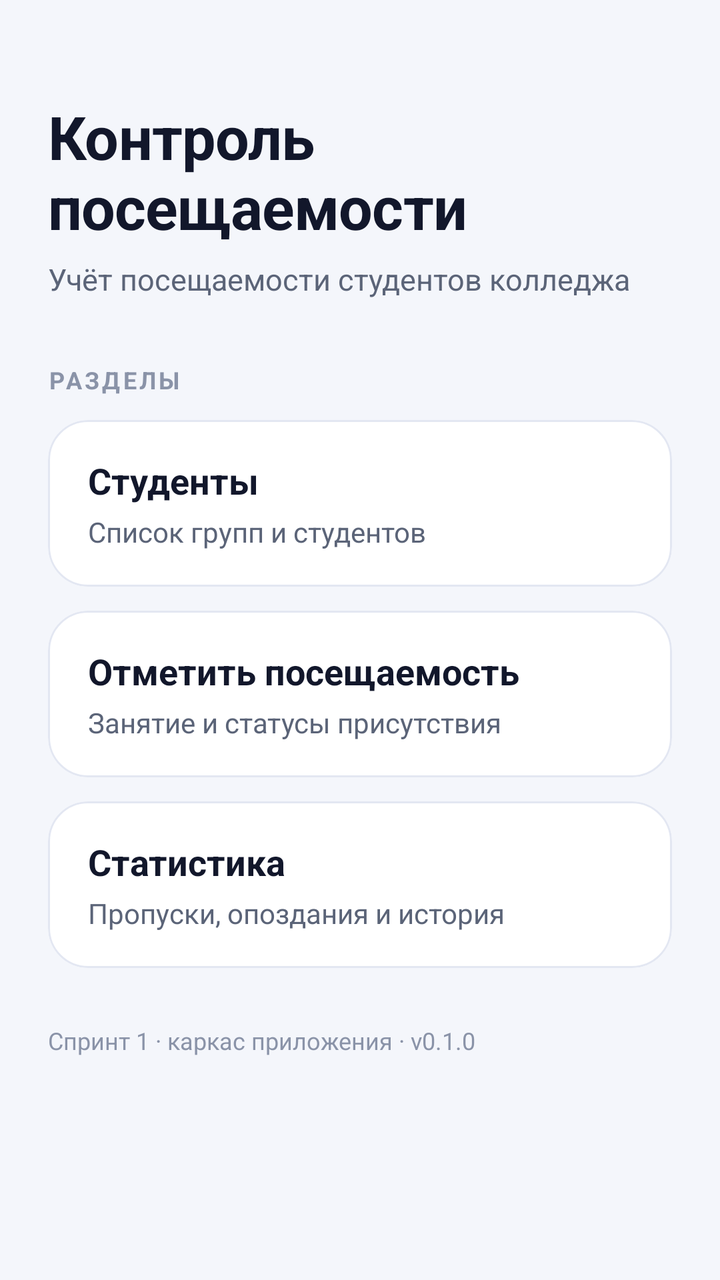
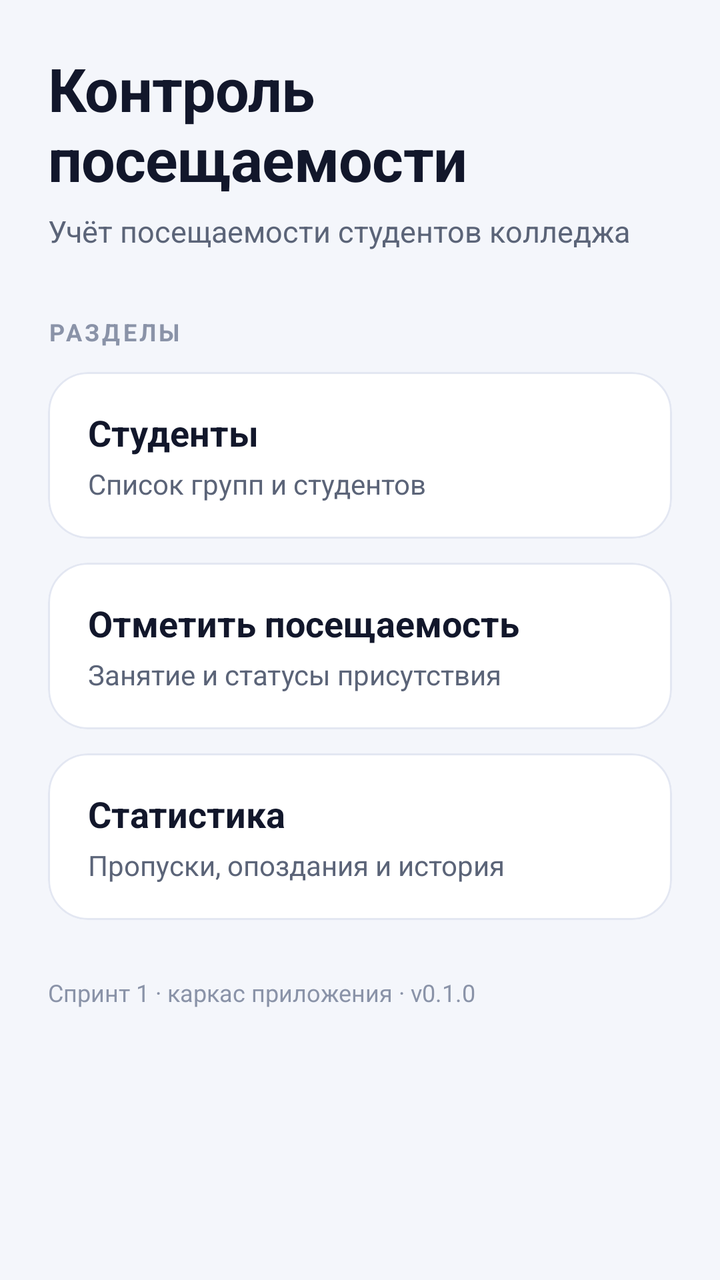

Before-and-after screenshots of an Android layout around one commit, followed by the original layout XML and the change that was made.
<!-- AndroidManifest.xml: application theme Theme.AttendanceControl -->
<!-- res/layout/activity_main.xml -->
﻿<?xml version="1.0" encoding="utf-8"?>
<ScrollView xmlns:android="http://schemas.android.com/apk/res/android"
    xmlns:app="http://schemas.android.com/apk/res-auto"
    android:layout_width="match_parent"
    android:layout_height="match_parent"
    android:background="@color/surface"
    android:fillViewport="true">

    <LinearLayout
        android:layout_width="match_parent"
        android:layout_height="wrap_content"
        android:orientation="vertical"
        android:paddingStart="24dp"
        android:paddingTop="48dp"
        android:paddingEnd="24dp"
        android:paddingBottom="32dp">

        <TextView
            android:id="@+id/tvAppTitle"
            style="@style/AppTitle"
            android:text="@string/app_name" />

        <TextView
            android:id="@+id/tvAppSubtitle"
            style="@style/AppSubtitle"
            android:text="@string/main_subtitle" />

        <TextView
            style="@style/SectionLabel"
            android:text="@string/main_section_actions" />

        <com.google.android.material.card.MaterialCardView
            android:id="@+id/cardStudents"
            style="@style/MenuCard"
            app:cardBackgroundColor="@color/surface_card"
            app:cardCornerRadius="20dp"
            app:cardElevation="0dp"
            app:strokeColor="@color/stroke"
            app:strokeWidth="1dp">

            <LinearLayout style="@style/MenuCardBody">

                <TextView
                    style="@style/MenuCardTitle"
                    android:text="@string/menu_students" />

                <TextView
                    style="@style/MenuCardHint"
                    android:text="@string/menu_students_hint" />
            </LinearLayout>
        </com.google.android.material.card.MaterialCardView>

        <com.google.android.material.card.MaterialCardView
            android:id="@+id/cardAttendance"
            style="@style/MenuCard"
            app:cardBackgroundColor="@color/surface_card"
            app:cardCornerRadius="20dp"
            app:cardElevation="0dp"
            app:strokeColor="@color/stroke"
            app:strokeWidth="1dp">

            <LinearLayout style="@style/MenuCardBody">

                <TextView
                    style="@style/MenuCardTitle"
                    android:text="@string/menu_attendance" />

                <TextView
                    style="@style/MenuCardHint"
                    android:text="@string/menu_attendance_hint" />
            </LinearLayout>
        </com.google.android.material.card.MaterialCardView>

        <com.google.android.material.card.MaterialCardView
            android:id="@+id/cardStatistics"
            style="@style/MenuCard"
            app:cardBackgroundColor="@color/surface_card"
            app:cardCornerRadius="20dp"
            app:cardElevation="0dp"
            app:strokeColor="@color/stroke"
            app:strokeWidth="1dp">

            <LinearLayout style="@style/MenuCardBody">

                <TextView
                    style="@style/MenuCardTitle"
                    android:text="@string/menu_statistics" />

                <TextView
                    style="@style/MenuCardHint"
                    android:text="@string/menu_statistics_hint" />
            </LinearLayout>
        </com.google.android.material.card.MaterialCardView>

        <TextView
            android:id="@+id/tvVersion"
            style="@style/FooterText"
            android:text="@string/main_footer" />

    </LinearLayout>
</ScrollView>
<!-- resources referenced by this layout -->
<resources>
  <color name="stroke">#E3E7F2</color>
  <color name="surface">#F4F6FB</color>
  <color name="surface_card">#FFFFFF</color>
  <string name="app_name">Контроль посещаемости</string>
  <string name="main_footer">Спринт 1 · каркас приложения · v0.1.0</string>
  <string name="main_section_actions">Разделы</string>
  <string name="main_subtitle">Учёт посещаемости студентов колледжа</string>
  <string name="menu_attendance">Отметить посещаемость</string>
  <string name="menu_attendance_hint">Занятие и статусы присутствия</string>
  <string name="menu_statistics">Статистика</string>
  <string name="menu_statistics_hint">Пропуски, опоздания и история</string>
  <string name="menu_students">Студенты</string>
  <string name="menu_students_hint">Список групп и студентов</string>
  <style name="AppSubtitle">
          <item name="android:layout_width">match_parent</item>
          <item name="android:layout_height">wrap_content</item>
          <item name="android:layout_marginTop">6dp</item>
          <item name="android:textColor">@color/ink_secondary</item>
          <item name="android:textSize">15sp</item>
      </style>
  <style name="AppTitle">
          <item name="android:layout_width">match_parent</item>
          <item name="android:layout_height">wrap_content</item>
          <item name="android:textColor">@color/ink</item>
          <item name="android:textSize">30sp</item>
          <item name="android:textStyle">bold</item>
          <item name="android:letterSpacing">-0.01</item>
      </style>
  <style name="FooterText">
          <item name="android:layout_width">match_parent</item>
          <item name="android:layout_height">wrap_content</item>
          <item name="android:layout_marginTop">28dp</item>
          <item name="android:textColor">@color/ink_muted</item>
          <item name="android:textSize">12sp</item>
      </style>
  <style name="MenuCard">
          <item name="android:layout_width">match_parent</item>
          <item name="android:layout_height">wrap_content</item>
          <item name="android:layout_marginTop">12dp</item>
          <item name="android:clickable">true</item>
          <item name="android:focusable">true</item>
      </style>
  <style name="MenuCardBody">
          <item name="android:layout_width">match_parent</item>
          <item name="android:layout_height">wrap_content</item>
          <item name="android:orientation">vertical</item>
          <item name="android:paddingStart">20dp</item>
          <item name="android:paddingEnd">20dp</item>
          <item name="android:paddingTop">18dp</item>
          <item name="android:paddingBottom">18dp</item>
      </style>
  <style name="MenuCardHint">
          <item name="android:layout_width">match_parent</item>
          <item name="android:layout_height">wrap_content</item>
          <item name="android:layout_marginTop">4dp</item>
          <item name="android:textColor">@color/ink_secondary</item>
          <item name="android:textSize">14sp</item>
      </style>
  <style name="MenuCardTitle">
          <item name="android:layout_width">match_parent</item>
          <item name="android:layout_height">wrap_content</item>
          <item name="android:textColor">@color/ink</item>
          <item name="android:textSize">18sp</item>
          <item name="android:textStyle">bold</item>
      </style>
  <color name="ink_secondary">#5B6478</color>
  <color name="ink">#12172B</color>
  <color name="ink_muted">#8A93A8</color>
  <color name="brand_primary">#3A5BD9</color>
  <color name="white">#FFFFFF</color>
  <color name="badge_background">#E8EEFF</color>
  <color name="badge_text">#2A43A8</color>
  <!-- unchanged entries left out for length: 2 -->
</resources>

<!-- the commit's change to res/layout/activity_main.xml (unified diff, before → after) -->
@@ -4,14 +4,15 @@
     android:layout_width="match_parent"
     android:layout_height="match_parent"
     android:background="@color/surface"
-    android:fillViewport="true">
+    android:fillViewport="true"
+    android:fitsSystemWindows="true">
 
     <LinearLayout
         android:layout_width="match_parent"
         android:layout_height="wrap_content"
         android:orientation="vertical"
         android:paddingStart="24dp"
-        android:paddingTop="48dp"
+        android:paddingTop="24dp"
         android:paddingEnd="24dp"
         android:paddingBottom="32dp">
 
